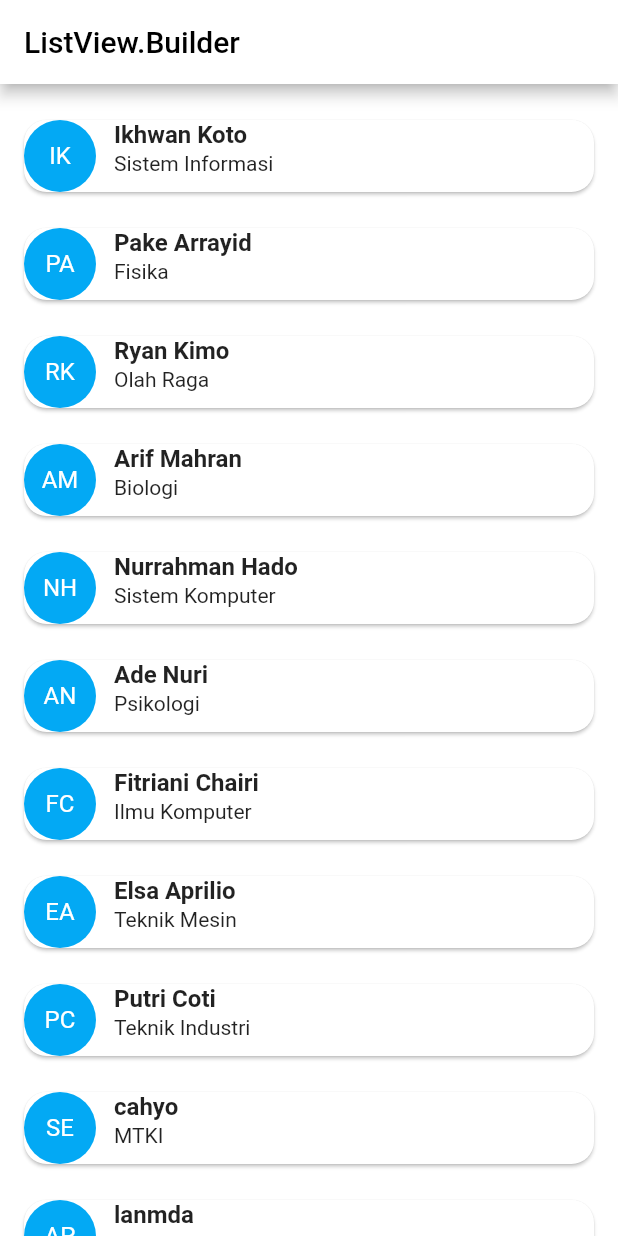
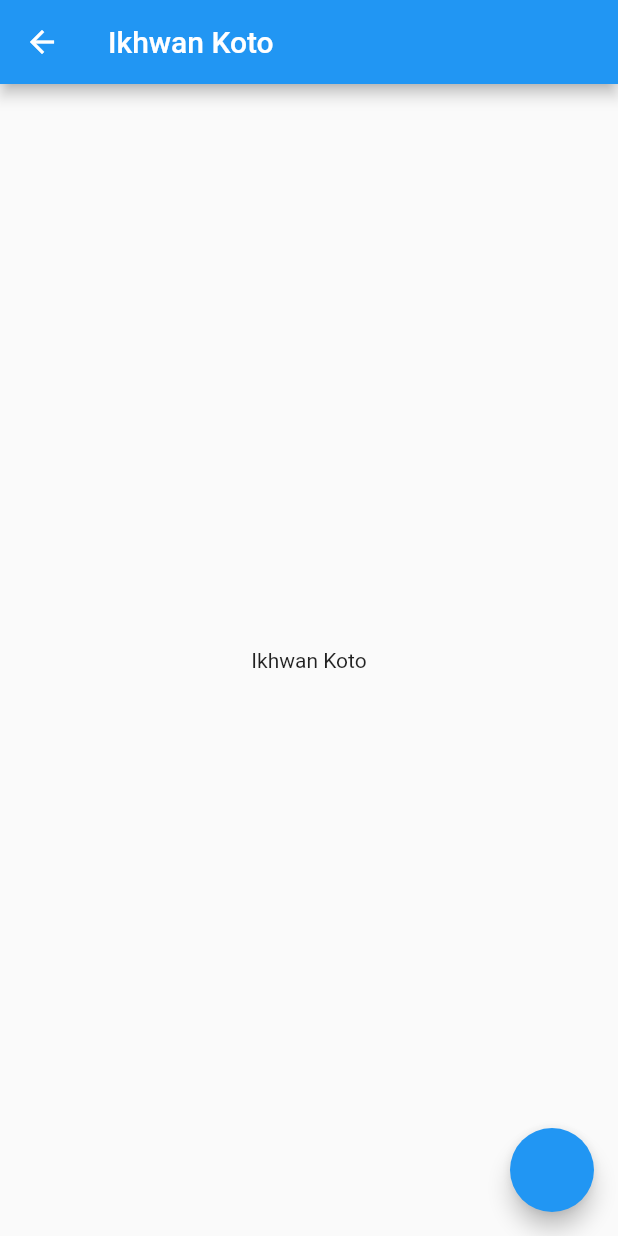
Before and after one commit to AhmadKusumahDEV/Dart_Basic, a Flutter app: the ListViewActivity screen opened directly, after a tap on "IK", on a phone screen of 412 x 824 dp. Run offline on Flutter 3.47's test engine with Material 2 defaults, Android fonts, the phone set to English and light mode, and no system bars.

Commit message:
listview builder

```diff
--- a/lib/listitem.dart
+++ b/lib/listitem.dart
@@ -1,12 +1,12 @@
 import 'model.dart';
 import 'package:flutter/material.dart';
+import 'nextrouter.dart';
 
 class ItemUser extends StatelessWidget {
   final int index;
   final UserModel data;
-  final void Function(UserModel) onClick;
 
-  const ItemUser(this.index, this.data, this.onClick, {super.key});
+  const ItemUser(this.index, this.data, {super.key});
 
   @override
   Widget build(BuildContext context) {
@@ -49,7 +49,10 @@ class ItemUser extends StatelessWidget {
           ],
         ),
         onTap: () {
-          onClick(data);
+          Navigator.of(context).push(MaterialPageRoute(
+              builder: (context) => NextRoute(
+                    appbarname: data.name,
+                  )));
         },
       ),
     );
--- a/lib/main.dart
+++ b/lib/main.dart
@@ -1,5 +1,5 @@
 import 'package:flutter/material.dart';
-import 'tugas1.dart';
+// import 'tugas1.dart';
 import 'cobaaja.dart';
 
 void main() {
--- /dev/null
+++ b/lib/nextrouter.dart
@@ -0,0 +1,19 @@
+import 'package:flutter/material.dart';
+
+class NextRoute extends StatelessWidget {
+  final String appbarname;
+  const NextRoute({super.key, this.appbarname = "route"});
+
+  @override
+  Widget build(BuildContext context) {
+    return Scaffold(
+        appBar: AppBar(
+          title: Text(appbarname),
+        ),
+        body: Center(
+          child: Text(appbarname),
+        ),
+        floatingActionButton:
+            FloatingActionButton(onPressed: () => Navigator.of(context).pop()));
+  }
+}
--- a/lib/tampilkan.dart
+++ b/lib/tampilkan.dart
@@ -50,15 +50,9 @@ class ListViewActivityState extends State<ListViewActivity> {
             padding: const EdgeInsets.only(bottom: 24),
             itemCount: data.length,
             itemBuilder: (BuildContext context, int index) {
-              return ItemUser(index, data[index], (dataModel) {
-                onListClick(dataModel);
-              });
+              return ItemUser(index, data[index]);
             }),
       ),
     );
   }
-
-  onListClick(UserModel dataUser) {
-    print("Data: " + dataUser.name);
-  }
 }
```
